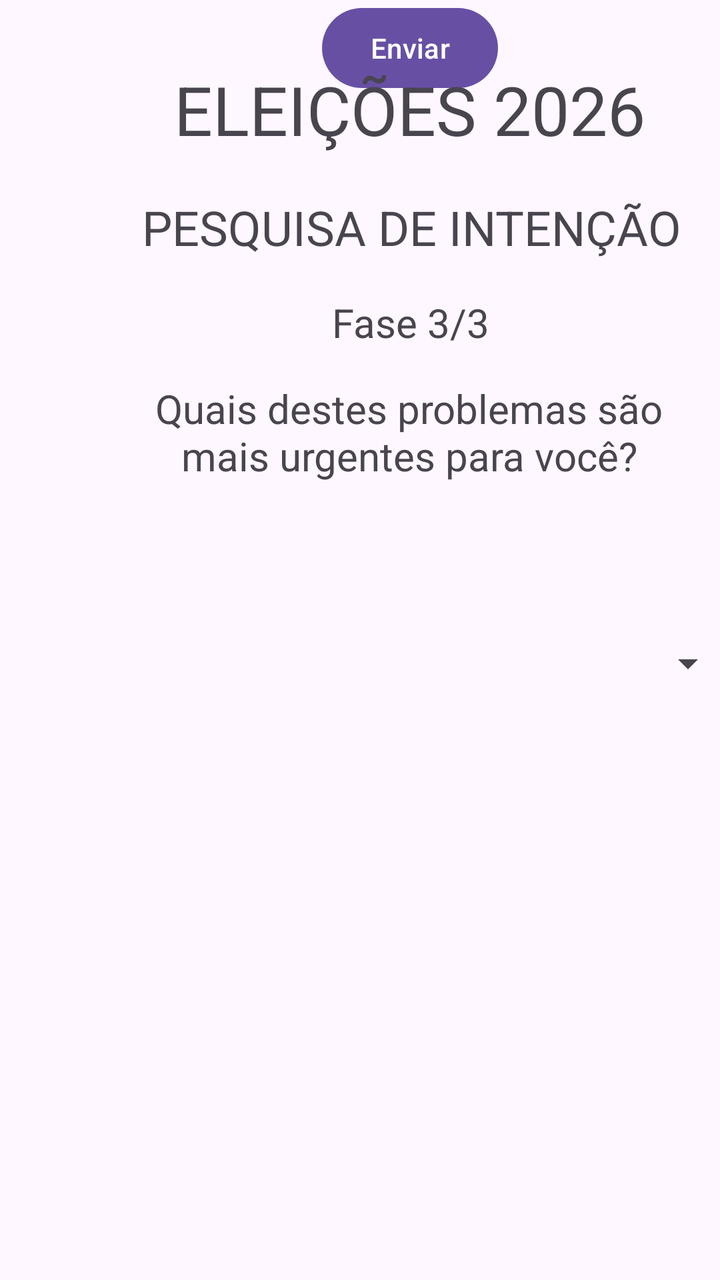
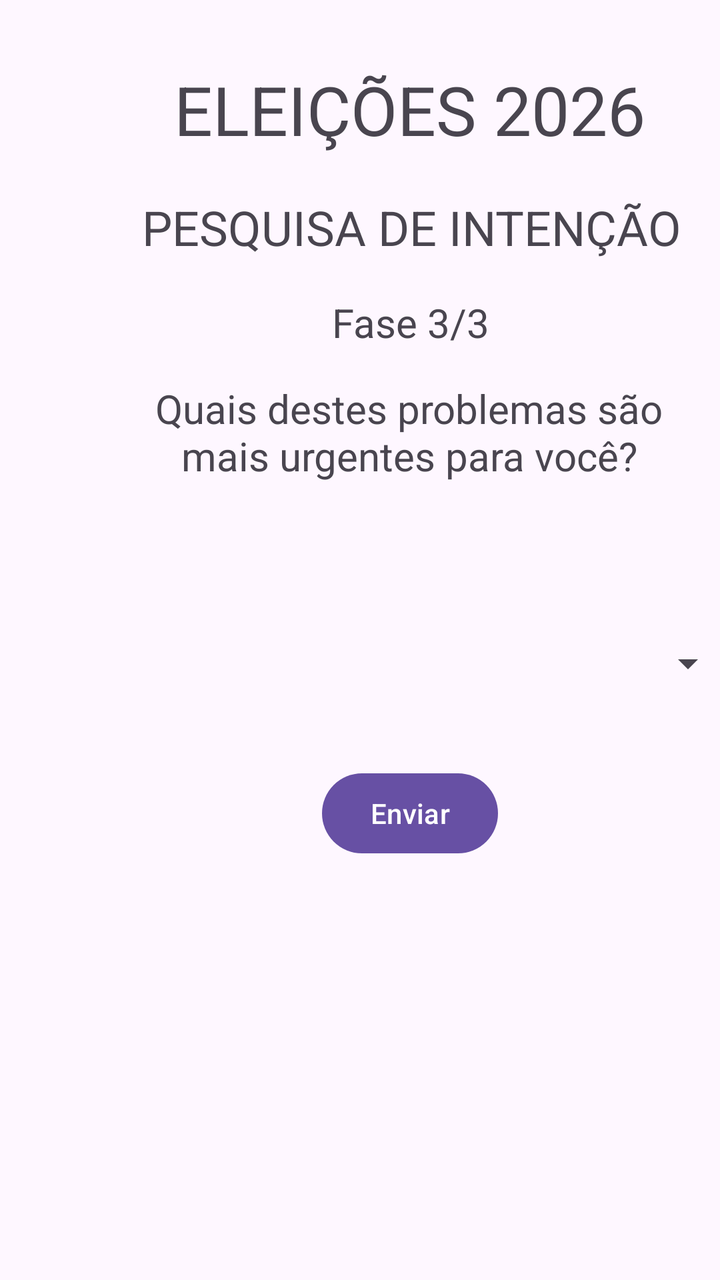

Compare the two renders of this Android layout. The source of the first and the diff that turns it into the second are given below.
<!-- AndroidManifest.xml: application theme Theme.PesquisaEleitoral -->
<!-- res/layout/activity_problemas.xml -->
<?xml version="1.0" encoding="utf-8"?>
<androidx.constraintlayout.widget.ConstraintLayout xmlns:android="http://schemas.android.com/apk/res/android"
    xmlns:app="http://schemas.android.com/apk/res-auto"
    xmlns:tools="http://schemas.android.com/tools"
    android:id="@+id/main"
    android:layout_width="match_parent"
    android:layout_height="match_parent"
    tools:context=".ProblemasActivity">

    <TextView
        android:id="@+id/textView12"
        android:layout_width="289dp"
        android:layout_height="85dp"
        android:layout_marginStart="60dp"
        android:layout_marginTop="16dp"
        android:gravity="center_horizontal"
        android:text="Quais destes problemas são mais urgentes para você?"
        android:textSize="20sp"
        app:layout_constraintStart_toStartOf="parent"
        app:layout_constraintTop_toBottomOf="@+id/textView13" />

    <Button
        android:id="@+id/btConfirmar"
        android:layout_width="wrap_content"
        android:layout_height="wrap_content"
        android:layout_marginStart="161dp"
        android:text="Enviar"
        app:layout_constraintStart_toStartOf="parent"
        tools:layout_editor_absoluteY="612dp" />

    <TextView
        android:id="@+id/textView13"
        android:layout_width="wrap_content"
        android:layout_height="wrap_content"
        android:layout_marginStart="166dp"
        android:layout_marginTop="18dp"
        android:text="Fase 3/3"
        android:textSize="20sp"
        app:layout_constraintStart_toStartOf="parent"
        app:layout_constraintTop_toBottomOf="@+id/textView11" />

    <TextView
        android:id="@+id/textView14"
        android:layout_width="wrap_content"
        android:layout_height="wrap_content"
        android:layout_marginStart="87dp"
        android:layout_marginTop="32dp"
        android:text="ELEIÇÕES 2026"
        android:textSize="34sp"
        app:layout_constraintStart_toStartOf="parent"
        app:layout_constraintTop_toTopOf="parent" />

    <TextView
        android:id="@+id/textView11"
        android:layout_width="wrap_content"
        android:layout_height="wrap_content"
        android:layout_marginStart="71dp"
        android:layout_marginTop="20dp"
        android:text="PESQUISA DE INTENÇÃO"
        android:textSize="24sp"
        app:layout_constraintStart_toStartOf="parent"
        app:layout_constraintTop_toBottomOf="@+id/textView14" />

    <Spinner
        android:id="@+id/spinnerProblema"
        android:layout_width="326dp"
        android:layout_height="54dp"
        android:layout_marginStart="42dp"
        android:layout_marginTop="29dp"
        app:layout_constraintStart_toStartOf="parent"
        app:layout_constraintTop_toBottomOf="@+id/textView12" />
</androidx.constraintlayout.widget.ConstraintLayout>
<!-- resources referenced by this layout -->
<resources>
  <style name="Theme.PesquisaEleitoral" parent="Base.Theme.PesquisaEleitoral" />
  <style name="Base.Theme.PesquisaEleitoral" parent="Theme.Material3.DayNight.NoActionBar">
          
          
      </style>
</resources>

<!-- the commit's change to res/layout/activity_problemas.xml (unified diff, before → after) -->
@@ -24,9 +24,10 @@
         android:layout_width="wrap_content"
         android:layout_height="wrap_content"
         android:layout_marginStart="161dp"
+        android:layout_marginTop="24dp"
         android:text="Enviar"
         app:layout_constraintStart_toStartOf="parent"
-        tools:layout_editor_absoluteY="612dp" />
+        app:layout_constraintTop_toBottomOf="@+id/spinnerProblema" />
 
     <TextView
         android:id="@+id/textView13"
